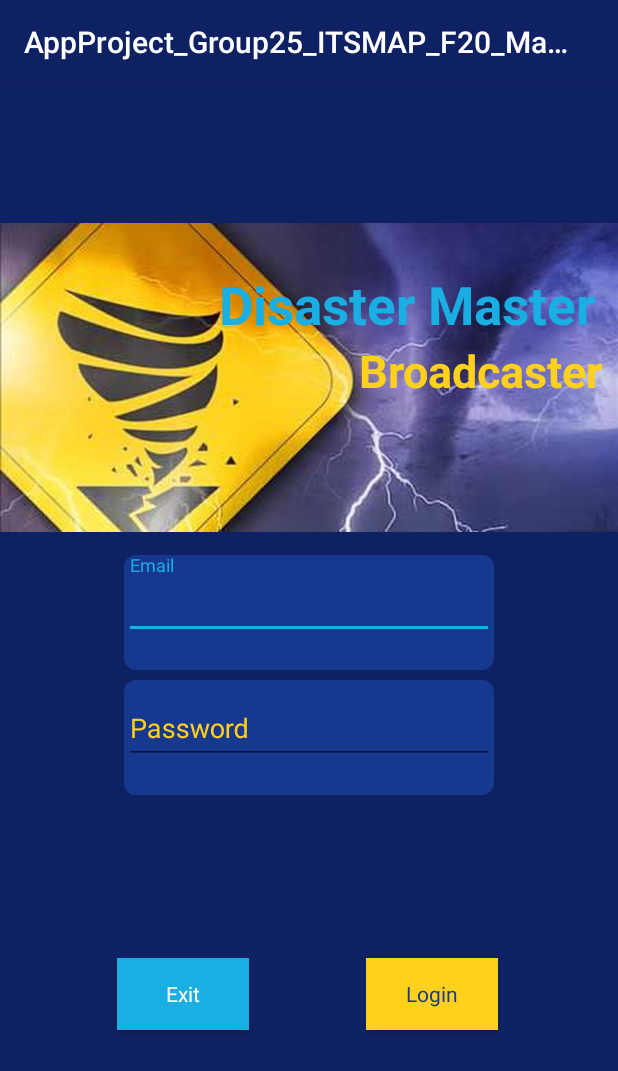
After one commit to Bl0bb3r/AppProject_Group25_ITSMAP_F20_Master_Disaster_Broadcaster, an Android app: the fragment LoginFragment shown on its own in the app's theme, on a phone screen of 412 x 824 dp. The commit adds this screen. Shown: the top 1071 px of the screen. Run offline under Robolectric (Android 15) with nearby library versions, the phone set to English and light mode, and no system bars.

Commit message:
LoginFragment added with View
View works finally

```diff
--- a/app/src/main/java/com/example/appproject_group25_itsmap_f20_master_disaster_broadcaster/Adapters/event_adapter.java
+++ b/app/src/main/java/com/example/appproject_group25_itsmap_f20_master_disaster_broadcaster/Adapters/event_adapter.java
@@ -89,7 +89,7 @@ public class event_adapter extends BaseAdapter {
                 {
                     emblemImage.setImageResource(R.drawable.cloud);
                 }
-                else if (title.contains("Volcano"))
+                else if (title.contains("volcano"))
                 {
                     emblemImage.setImageResource(R.drawable.volcano);
                 }
--- /dev/null
+++ b/app/src/main/java/com/example/appproject_group25_itsmap_f20_master_disaster_broadcaster/Fragments/LoginFragment.java
@@ -0,0 +1,65 @@
+package com.example.appproject_group25_itsmap_f20_master_disaster_broadcaster.Fragments;
+
+import android.os.Bundle;
+
+import androidx.fragment.app.Fragment;
+
+import android.view.LayoutInflater;
+import android.view.View;
+import android.view.ViewGroup;
+
+import com.example.appproject_group25_itsmap_f20_master_disaster_broadcaster.R;
+
+/**
+ * A simple {@link Fragment} subclass.
+ * Use the {@link LoginFragment#newInstance} factory method to
+ * create an instance of this fragment.
+ */
+public class LoginFragment extends Fragment {
+    // TODO: Rename parameter arguments, choose names that match
+    // the fragment initialization parameters, e.g. ARG_ITEM_NUMBER
+    private static final String ARG_PARAM1 = "param1";
+    private static final String ARG_PARAM2 = "param2";
+
+    // TODO: Rename and change types of parameters
+    private String mParam1;
+    private String mParam2;
+
+    public LoginFragment() {
+        // Required empty public constructor
+    }
+
+    /**
+     * Use this factory method to create a new instance of
+     * this fragment using the provided parameters.
+     *
+     * @param param1 Parameter 1.
+     * @param param2 Parameter 2.
+     * @return A new instance of fragment LoginFragment.
+     */
+    // TODO: Rename and change types and number of parameters
+    public static LoginFragment newInstance(String param1, String param2) {
+        LoginFragment fragment = new LoginFragment();
+        Bundle args = new Bundle();
+        args.putString(ARG_PARAM1, param1);
+        args.putString(ARG_PARAM2, param2);
+        fragment.setArguments(args);
+        return fragment;
+    }
+
+    @Override
+    public void onCreate(Bundle savedInstanceState) {
+        super.onCreate(savedInstanceState);
+        if (getArguments() != null) {
+            mParam1 = getArguments().getString(ARG_PARAM1);
+            mParam2 = getArguments().getString(ARG_PARAM2);
+        }
+    }
+
+    @Override
+    public View onCreateView(LayoutInflater inflater, ViewGroup container,
+                             Bundle savedInstanceState) {
+        // Inflate the layout for this fragment
+        View rootView = inflater.inflate(R.layout.fragment_login, container, false);
+        return rootView;    }
+}
--- a/app/src/main/java/com/example/appproject_group25_itsmap_f20_master_disaster_broadcaster/Models/Geometry.java
+++ b/app/src/main/java/com/example/appproject_group25_itsmap_f20_master_disaster_broadcaster/Models/Geometry.java
@@ -15,7 +15,7 @@ public class Geometry {
     private String type;
     //lat&long
     @SerializedName("coordinates")
-    private Coordinates coordinates;
+    //private Coordinates coordinates;
     //private ArrayList<Double> NumberCoordinates;
     //Polygon
     //private ArrayList<ArrayList<Double>> PolygonCoordinates;
--- /dev/null
+++ b/app/src/main/res/layout/fragment_login.xml
@@ -0,0 +1,161 @@
+<?xml version="1.0" encoding="utf-8"?>
+<androidx.constraintlayout.widget.ConstraintLayout
+    xmlns:android="http://schemas.android.com/apk/res/android"
+    xmlns:app="http://schemas.android.com/apk/res-auto"
+    xmlns:tools="http://schemas.android.com/tools"
+    android:layout_width="match_parent"
+    android:layout_height="match_parent"
+    tools:context=".Fragments.LoginFragment"
+    android:background="@color/colorBackground"
+    >
+
+    <ImageView
+        android:id="@+id/imageView"
+        android:layout_width="match_parent"
+        android:layout_height="wrap_content"
+
+        android:src="@drawable/storm_sign"
+        app:layout_constraintBottom_toBottomOf="@+id/layout_username"
+        app:layout_constraintEnd_toEndOf="parent"
+        app:layout_constraintStart_toStartOf="parent"
+        app:layout_constraintTop_toTopOf="parent" />
+
+    <TextView
+        android:id="@+id/TVLoginFragment"
+        android:layout_width="wrap_content"
+        android:layout_height="wrap_content"
+        android:layout_marginEnd="15dp"
+        android:layout_marginRight="20dp"
+        android:layout_marginBottom="20dp"
+        android:text="@string/appHeadline1"
+        android:textColor="@color/colorAccent"
+        android:textSize="35dp"
+        android:textStyle="bold"
+        app:layout_constraintBottom_toTopOf="@+id/layout_username"
+        app:layout_constraintEnd_toEndOf="parent"
+        app:layout_constraintTop_toTopOf="parent" />
+
+    <TextView
+        android:id="@+id/TVLoginFragment_P2"
+        android:layout_width="wrap_content"
+        android:layout_height="wrap_content"
+        android:layout_marginEnd="10dp"
+        android:layout_marginRight="10dp"
+        android:layout_marginBottom="20dp"
+        android:text="@string/appHeadline2"
+        android:textColor="@color/colorYellow"
+        android:textSize="30dp"
+        android:textStyle="bold"
+        app:layout_constraintEnd_toEndOf="parent"
+        app:layout_constraintTop_toBottomOf="@+id/TVLoginFragment" />
+
+
+    <LinearLayout
+
+        android:id="@+id/layout_username"
+        android:layout_width="match_parent"
+        android:layout_height="wrap_content"
+        android:layout_marginTop="35dp"
+        android:gravity="center_horizontal"
+        android:orientation="horizontal"
+        android:weightSum="100"
+        app:layout_constraintBottom_toBottomOf="parent"
+        app:layout_constraintEnd_toEndOf="parent"
+        app:layout_constraintHorizontal_bias="0.0"
+        app:layout_constraintStart_toStartOf="parent"
+        app:layout_constraintTop_toTopOf="parent"
+        app:layout_constraintVertical_bias="0.425">
+
+        <com.google.android.material.textfield.TextInputLayout
+
+            android:id="@+id/input_username"
+            android:layout_width="0dp"
+            android:layout_height="wrap_content"
+            android:layout_weight="60"
+            android:background="@drawable/roundcorner"
+            android:textColorHint="@color/colorYellow"
+            app:errorEnabled="true"
+            app:helperText=""
+            app:layout_constraintBottom_toBottomOf="parent"
+            app:layout_constraintTop_toTopOf="parent">
+
+            <com.google.android.material.textfield.TextInputEditText
+
+                android:id="@+id/EmailEditText"
+                android:layout_width="match_parent"
+                android:layout_height="match_parent"
+                android:hint="@string/email_hint"
+                android:inputType="textEmailAddress"
+                android:maxLines="1">
+
+            </com.google.android.material.textfield.TextInputEditText>
+
+        </com.google.android.material.textfield.TextInputLayout>
+
+    </LinearLayout>
+
+    <LinearLayout
+
+        android:id="@+id/layout_password"
+        android:layout_width="match_parent"
+        android:layout_height="wrap_content"
+        android:gravity="center_horizontal"
+        android:orientation="horizontal"
+        android:weightSum="100"
+        app:layout_constraintBottom_toBottomOf="parent"
+        app:layout_constraintEnd_toEndOf="parent"
+        app:layout_constraintHorizontal_bias="0.0"
+        app:layout_constraintStart_toStartOf="parent"
+        app:layout_constraintTop_toBottomOf="@+id/layout_username"
+        app:layout_constraintVertical_bias="0.022">
+
+        <com.google.android.material.textfield.TextInputLayout
+            android:id="@+id/input_password"
+            android:layout_width="0dp"
+            android:layout_height="wrap_content"
+            android:layout_weight="60"
+            android:background="@drawable/roundcorner"
+            android:textColorHint="@color/colorYellow"
+            app:errorEnabled="true"
+            app:layout_constraintBottom_toBottomOf="parent"
+            app:layout_constraintTop_toTopOf="parent">
+
+            <com.google.android.material.textfield.TextInputEditText
+
+                android:id="@+id/PasswordEditText"
+                android:layout_width="match_parent"
+                android:layout_height="match_parent"
+                android:hint="@string/password"
+                android:inputType="textPassword"
+                android:maxLines="1" />
+
+        </com.google.android.material.textfield.TextInputLayout>
+
+    </LinearLayout>
+
+    <Button
+        android:id="@+id/Btn_Exit"
+        style="@style/btnBackTheme"
+        android:layout_width="wrap_content"
+        android:layout_height="wrap_content"
+        android:layout_marginBottom="50dp"
+        android:text="@string/exit"
+        app:layout_constraintBottom_toBottomOf="parent"
+        app:layout_constraintEnd_toStartOf="@+id/Btn_Login"
+        app:layout_constraintStart_toStartOf="parent"
+        app:layout_constraintTop_toBottomOf="@+id/imageView" />
+
+    <Button
+        android:id="@+id/Btn_Login"
+        style="@style/btnGoTheme"
+        android:layout_width="wrap_content"
+        android:layout_height="wrap_content"
+        android:layout_marginEnd="80dp"
+        android:layout_marginRight="80dp"
+        android:layout_marginBottom="50dp"
+        android:text="@string/login"
+        app:layout_constraintBottom_toBottomOf="parent"
+        app:layout_constraintEnd_toEndOf="parent"
+        app:layout_constraintTop_toBottomOf="@+id/imageView" />
+
+</androidx.constraintlayout.widget.ConstraintLayout>
--- a/app/src/main/res/values/colors.xml
+++ b/app/src/main/res/values/colors.xml
@@ -7,6 +7,7 @@
     <color name="colorBackground">#0E2163</color>
     <color name="colorPrimaryCards">#16388F</color>
     <color name="colorWhite">#FFFFFF</color>
+    <color name="colorYellow">#FFD11C</color>
 
 
 </resources>
--- a/app/src/main/res/values/strings.xml
+++ b/app/src/main/res/values/strings.xml
@@ -1,14 +1,20 @@
 <resources>
-    <string name="app_name">AppProject_Group25_ITSMAP_F20_Master_Disaster_Broadcaster</string>
+    <string name="app_name" translatable="false">AppProject_Group25_ITSMAP_F20_Master_Disaster_Broadcaster</string>
 
     <!-- TODO: Remove or change this placeholder text -->
-    <string name="hello_blank_fragment">Hello blank fragment</string>
-    <string name="disaster_icon">Disaster icon</string>
-    <string name="ongoing">ongoing</string>
+    <string name="hello_blank_fragment" translatable="false">Hello blank fragment</string>
+    <string name="disaster_icon" translatable="false">Disaster icon</string>
+    <string name="ongoing">Ongoing</string>
     <string name="my_disasters">My Disasters</string>
-    <string name="button">Button</string>
-    <string name="profile">Profile</string>
+    <string name="button" translatable="false">Button</string>
+    <string name="profile">My Profile</string>
     <string name="rankings">Rankings</string>
     <string name="logout">Logout</string>
     <string name="back">Back</string>
+    <string name="exit">Exit</string>
+    <string name="login">Login</string>
+    <string name="email_hint" translatable="false">Email</string>
+    <string name="password">Password</string>
+    <string name="appHeadline1" translatable="false">Disaster Master</string>
+    <string name="appHeadline2" translatable="false">Broadcaster</string>
 </resources>
--- a/app/src/main/res/values/styles.xml
+++ b/app/src/main/res/values/styles.xml
@@ -8,4 +8,17 @@
         <item name="colorAccent">@color/colorAccent</item>
     </style>
 
+
+    <!-- Buttons -->
+    <style name="btnBackTheme" parent="android:Widget.Button">
+        <item name="android:textColor">@color/colorWhite</item>
+        <item name="android:background">@color/colorAccent</item>
+    </style>
+
+    <style name="btnGoTheme" parent="android:Widget.Button">
+        <item name="android:textColor">@color/colorPrimaryCards</item>
+        <item name="android:background">@color/colorYellow</item>
+    </style>
+
+
 </resources>
```
Also changed, not shown: app/build.gradle (line endings or trailing spaces), app/src/main/res/drawable-v24/storm_sign.jpg (added), app/src/main/res/drawable/volcano.png (renamed from app/src/main/res/drawable/Volcano.png), 1 other file.
